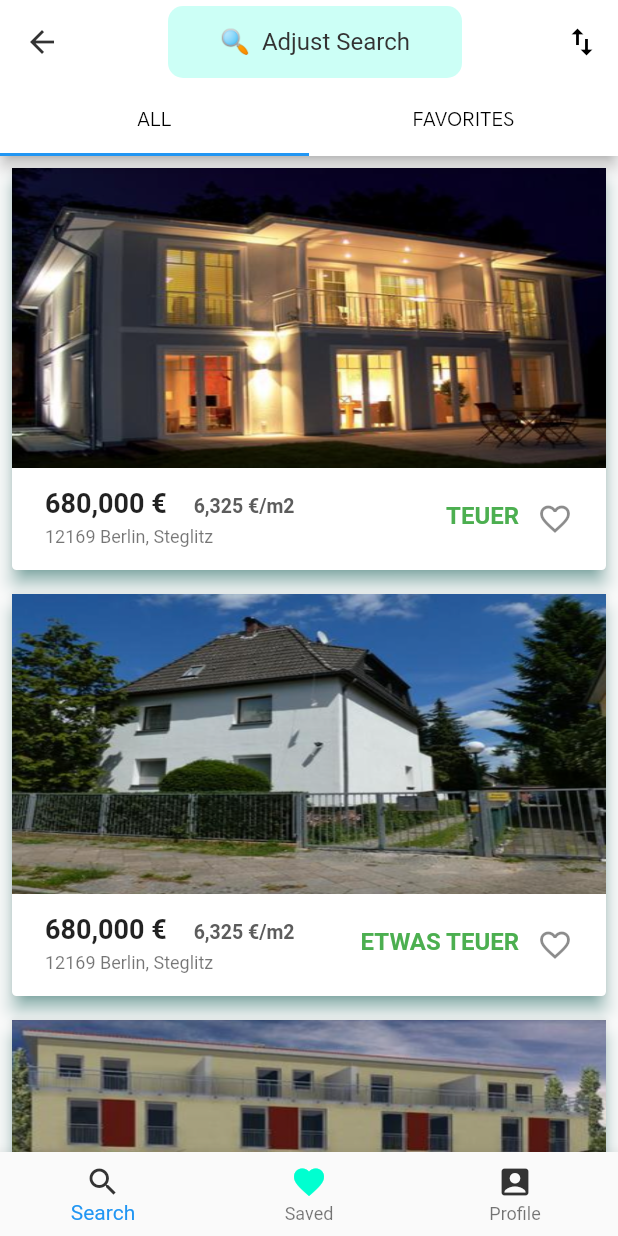
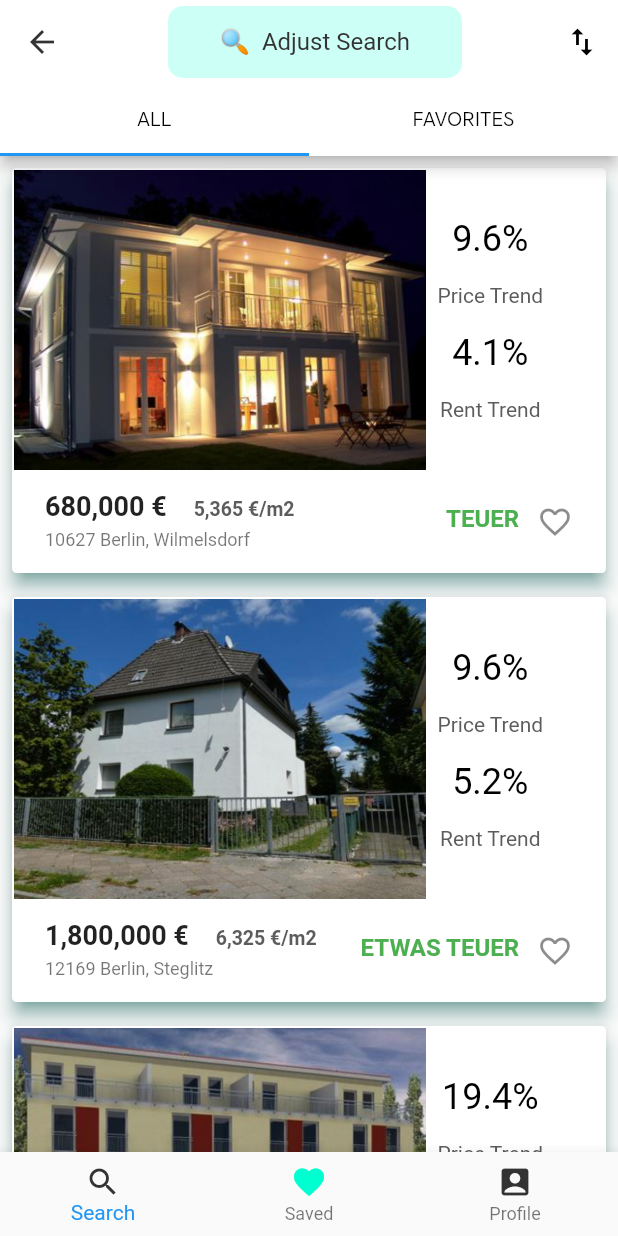
Before and after one commit to natgrett/immo_result, a Flutter app: the SearchSheet screen opened directly, on a phone screen of 412 x 824 dp. Run offline on Flutter 3.47's test engine with Material 2 defaults, Android fonts, the phone set to English and light mode, and no system bars; our stand-ins replace curved_navigation_bar, font_awesome_flutter.

Commit message:
Two designs of Results List

```diff
--- a/lib/immoObjects/house.dart
+++ b/lib/immoObjects/house.dart
@@ -23,11 +23,11 @@ class House {
 }
 
   final List<House> listOfHouses = [
-    House("1","assets/objects/1.png", "680,000 €", "TEUER", "6,325 €/m2", "4.1%", "9.6%", "12169 Berlin, Steglitz"),
-    House("2", "assets/objects/2.png", "680,000 €", "ETWAS TEUER", "6,325 €/m2","4.1%", "9.6%", "12169 Berlin, Steglitz"),
-    House("3", "assets/objects/3.png", "680,000 €", "TEUER", "6,325 €/m2", "4.1%", "9.6%", "12169 Berlin, Steglitz"),
-    House("4", "assets/objects/4.png", "680,000 €", "ETWAS TEUER","6,325 €/m2", "4.1%", "9.6%", "12169 Berlin, Steglitz"),
-    House("5", "assets/objects/5.png", "680,000 €", "TEUER", "6,325 €/m2","4.1%", "9.6%", "12169 Berlin, Steglitz"),
-    House("6", "assets/objects/6.png", "680,000 €", "ETWAS TEUER", "6,325 €/m2", "4.1%", "9.6%", "12169 Berlin, Steglitz"),
+    House("1","assets/objects/1.png", "680,000 €", "TEUER", "5,365 €/m2", "4.1%", "9.6%", "10627 Berlin, Wilmelsdorf"),
+    House("2", "assets/objects/2.png", "1,800,000 €", "ETWAS TEUER", "6,325 €/m2","5.2%", "9.6%", "12169 Berlin, Steglitz"),
+    House("3", "assets/objects/3.png", "560,000 €", "TEUER", "10,775 €/m2", "1.1%", "19.4%", "13777 Potsdam, Brandenburd"),
+    House("4", "assets/objects/4.png", "999,000 €", "ETWAS TEUER","3,666 €/m2", "3.4%", "10.6%", "12169 Berlin, Steglitz"),
+    House("5", "assets/objects/5.png", "69,000 €", "TEUER", "10,555 €/m2","5.8%", "9.0%", "17843 Berlin, Teltow"),
+    House("6", "assets/objects/6.png", "667,000 €", "ETWAS TEUER", "6,325 €/m2", "5.1%", "2.6%", "12169 Berlin, Steglitz"),
 
   ];
--- a/lib/resultsListScreen.dart
+++ b/lib/resultsListScreen.dart
@@ -1,12 +1,16 @@
 import 'package:flutter/material.dart';
 import 'package:font_awesome_flutter/font_awesome_flutter.dart';
-import 'bars/buttomBars.dart';
+import 'bars/bottomBars.dart';
 import 'immoObjects/house.dart';
 
+class SearchSheet extends StatelessWidget {
 
-class SearchSheet extends StatelessWidget {
+
+
   @override
   Widget build(BuildContext context) {
+
+
     createHouseImage(House house) => Hero(
           tag: house.houseId,
           child: Column(
@@ -34,11 +38,11 @@ class SearchSheet extends StatelessWidget {
 
                         //Text about House in ResultList
                         Container(
-                          child:  Padding(
+                          child: Padding(
                             padding: const EdgeInsets.all(1.0),
-                            child: Text(
-                                house.housePrice,
-                                style: TextStyle(color: Color(0xFFED1D7F), fontSize: 18.0)),
+                            child: Text(house.housePrice,
+                                style: TextStyle(
+                                    color: Color(0xFFED1D7F), fontSize: 18.0)),
                           ),
                         ),
                       ],
@@ -66,44 +70,7 @@ class SearchSheet extends StatelessWidget {
       ],
     );
 
-    HousesList(House house) => Hero(
-          tag: house.houseId,
-          child: Container(
-            child: Padding(
-              padding: const EdgeInsets.all(8.0),
-              child: Material(
-                color: Colors.white,
-                elevation: 5.0,
-                borderRadius: BorderRadius.circular(3.0),
-                shadowColor: Colors.teal,
-                child: Column(
-                  children: <Widget>[
-                    Padding(
-                      padding: const EdgeInsets.all(0.0),
-                      child: Container(
-                        width: MediaQuery.of(context).size.width,
-                        height: 200,
-                        decoration: new BoxDecoration(
-
-                            image: new DecorationImage(
-                              image: AssetImage(house.houseImage),
-                              fit: BoxFit.fill,
-                            ),
-                        ),
-                        child: InkWell (
-                          onTap: (){
-                            Navigator.pushNamed(
-                                context, 'housedetails/${house.houseId}');
-                          },
-                        ),
-                      ),
-                    ),
-
-                    Container(
-                      child: Padding(
-                          padding: const EdgeInsets.all(2.0),
-                      child: ListTile(
-                        //Card https://flutter.dev/docs/development/ui/layout#gridview
+    creteDetailsBottom (House house) => new ListTile(
         contentPadding: EdgeInsets.symmetric(
             vertical: 0.0, horizontal: 20.0),
         dense: true,
@@ -139,15 +106,136 @@ class SearchSheet extends StatelessWidget {
           ],
         ),
         onTap: () {},
+      );
+
+
+    //HERE Your Design With HALF SIZE Photo of Hause
+    HauseListHalfSize(House house) => Hero(
+          tag: house.houseId,
+          child: Container(
+            child: Padding(
+              padding: const EdgeInsets.all(8.0),
+              child: Material(
+                color: Colors.white,
+                elevation: 5.0,
+                borderRadius: BorderRadius.circular(3.0),
+                shadowColor: Colors.teal,
+                child: Column(
+                  children: <Widget>[
+                    Padding(
+                      padding: const EdgeInsets.all(1.0),
+                      child: Row(
+                        children: <Widget>[
+                          Container(
+                            width: MediaQuery.of(context).size.width / 1.5,
+                            height: 200,
+                            decoration: new BoxDecoration(
+                              image: new DecorationImage(
+                                image: AssetImage(house.houseImage),
+                                fit: BoxFit.fill,
                               ),
                             ),
-                    )
-
-
-                  ],),
+                            child: InkWell(
+                              onTap: () {
+                                Navigator.pushNamed(
+                                    context, 'housedetails/${house.houseId}');
+                              },
                             ),
                           ),
+                          Column(
+                            children: <Widget>[
+                              Container(
+                                child: Padding(
+                                  padding: const EdgeInsets.all(8.0),
+                                  child: Text(house.housePriceTrend,
+                                      style: TextStyle(
+                                          color: Colors.black, fontSize: 24.0)),
+                                ),
+                              ),
+                              Container(
+                                child: Padding(
+                                  padding: const EdgeInsets.all(8.0),
+                                  child: Text('Price Trend',
+                                      style: TextStyle(
+                                          color: Color(0xff5c5c5c), fontSize: 14.0)),
+                                ),
+                              ),
+                              Container(
+                                child: Padding(
+                                  padding: const EdgeInsets.all(8.0),
+                                  child: Text(house.houseRentTrend,
+                                      style: TextStyle(
+                                          color: Colors.black, fontSize: 24.0)),
+                                ),
+                              ),
+                              Container(
+                                child: Padding(
+                                  padding: const EdgeInsets.all(8.0),
+                                  child: Text('Rent Trend',
+                                      style: TextStyle(
+                                          color: Color(0xff5c5c5c), fontSize: 14.0)),
+                                ),
+                              ),
+                            ],
+                          ),
+                        ],
+                      ),
+                    ),
+                    Container(
+                      child: Padding(
+                        padding: const EdgeInsets.all(2.0),
+                        child: creteDetailsBottom(house),
+                      ),
+                    )
+                  ],
+                ),
+              ),
+            ),
+          ),
+        );
 
+    //HERE Design With FULL SIZE Photo of Hause
+    HousesList(House house) => Hero(
+          tag: house.houseId,
+          child: Container(
+            child: Padding(
+              padding: const EdgeInsets.all(8.0),
+              child: Material(
+                color: Colors.white,
+                elevation: 5.0,
+                borderRadius: BorderRadius.circular(3.0),
+                shadowColor: Colors.teal,
+                child: Column(
+                  children: <Widget>[
+                    Padding(
+                      padding: const EdgeInsets.all(0.0),
+                      child: Container(
+                        width: MediaQuery.of(context).size.width,
+                        height: 200,
+                        decoration: new BoxDecoration(
+                          image: new DecorationImage(
+                            image: AssetImage(house.houseImage),
+                            fit: BoxFit.fill,
+                          ),
+                        ),
+                        child: InkWell(
+                          onTap: () {
+                            Navigator.pushNamed(
+                                context, 'housedetails/${house.houseId}');
+                          },
+                        ),
+                      ),
+                    ),
+                    Container(
+                      child: Padding(
+                        padding: const EdgeInsets.all(2.0),
+                        child: creteDetailsBottom(house),
+                      ),
+                    )
+                  ],
+                ),
+              ),
+            ),
           ),
         );
 
@@ -172,7 +260,7 @@ class SearchSheet extends StatelessWidget {
                   children: <Widget>[
                     Expanded(
                       flex: 1,
-                      child:  TextFormField(
+                      child: TextFormField(
                         textAlign: TextAlign.center,
                         decoration: InputDecoration(
                           border: InputBorder.none,
@@ -181,32 +269,39 @@ class SearchSheet extends StatelessWidget {
                           //icon: Icon(Icons.search, color: Color(0xff333333)),
                         ),
                       ),
-
                     ),
                   ],
                 )),
             actions: <Widget>[
               IconButton(
                   icon: Icon(Icons.swap_vert, color: Colors.black),
-                  onPressed: (){
+                  onPressed: () {
                     //
                   }),
             ],
             bottom: TabBar(
               tabs: [
-                Tab(child: Text(
-                    'ALL', style: TextStyle(fontFamily: 'MakeItSans', color: Colors.black)),),
-                Tab(child: Text('FAVORITES', style: TextStyle(fontFamily: 'MakeItSans',color: Colors.black)),),
+                Tab(
+                  child: Text('ALL',
+                      style: TextStyle(
+                          fontFamily: 'MakeItSans', color: Colors.black)),
+                ),
+                Tab(
+                  child: Text('FAVORITES',
+                      style: TextStyle(
+                          fontFamily: 'MakeItSans', color: Colors.black)),
+                ),
               ],
             ),
           ),
           body: TabBarView(
             children: [
-
-                Container (
+              Container(
                 child: ListView(
                   scrollDirection: Axis.vertical,
-                    children: listOfHouses.map((house) => HousesList(house)).toList(),
+                  children: listOfHouses
+                      .map((house) => HauseListHalfSize(house))
+                      .toList(), // HauseListHalfSize OR HousesList
                 ),
               ),
               Container(
@@ -221,6 +316,5 @@ class SearchSheet extends StatelessWidget {
         ),
       ),
     );
-
   }
 }
```
Also changed, not shown: lib/bars/bottomBars.dart (renamed from lib/bars/buttomBars.dart). Lines whose indentation alone changed are shown as unchanged.
